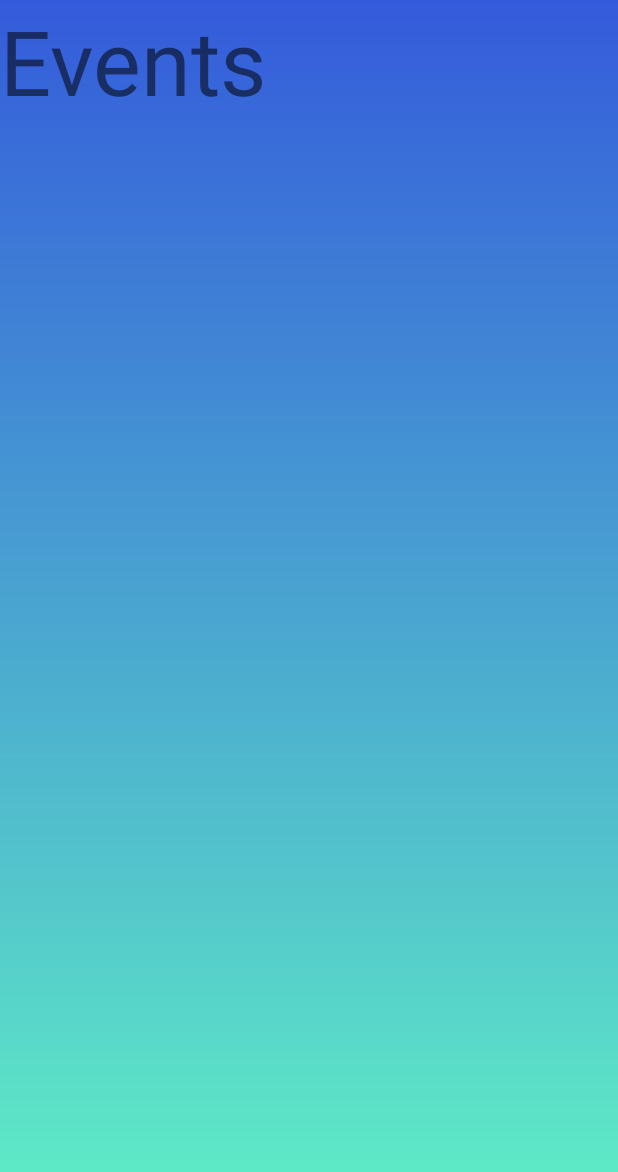
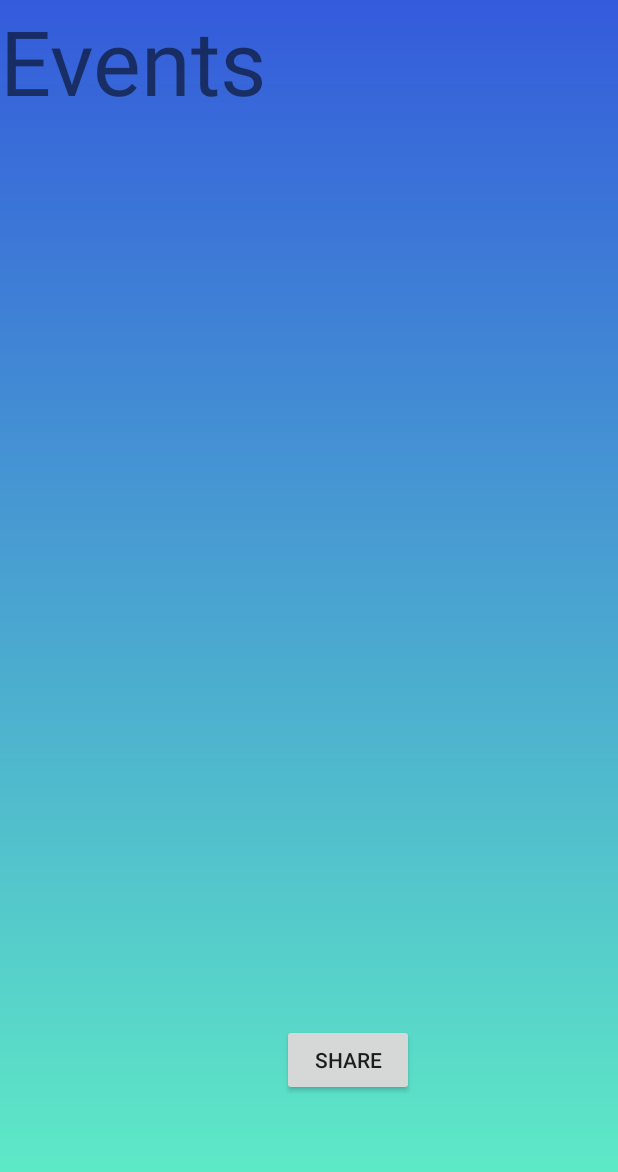
Before and after one commit to GodlyAzn/Seekr2, an Android app: the layout fragment_event.xml on its own in the app's theme, with its tools: preview values and no code run, on a phone screen of 412 x 824 dp. Shown: the top 1172 px of the screen. Run offline under Robolectric (Android 15) with nearby library versions, the phone set to English and light mode, and no system bars.

Commit message:
Share Button

```diff
--- a/app/src/main/res/layout/fragment_event.xml
+++ b/app/src/main/res/layout/fragment_event.xml
@@ -12,4 +12,19 @@
         android:layout_height="match_parent"
         android:text="Events" />
 
+    <RelativeLayout
+        android:layout_width="match_parent"
+        android:layout_height="match_parent">
+
+        <Button
+            android:id="@+id/button"
+            android:layout_width="wrap_content"
+            android:layout_height="wrap_content"
+            android:layout_alignParentBottom="true"
+            android:layout_alignParentEnd="true"
+            android:layout_marginBottom="93dp"
+            android:layout_marginEnd="136dp"
+            android:text="Share" />
+    </RelativeLayout>
+
 </FrameLayout>
```
